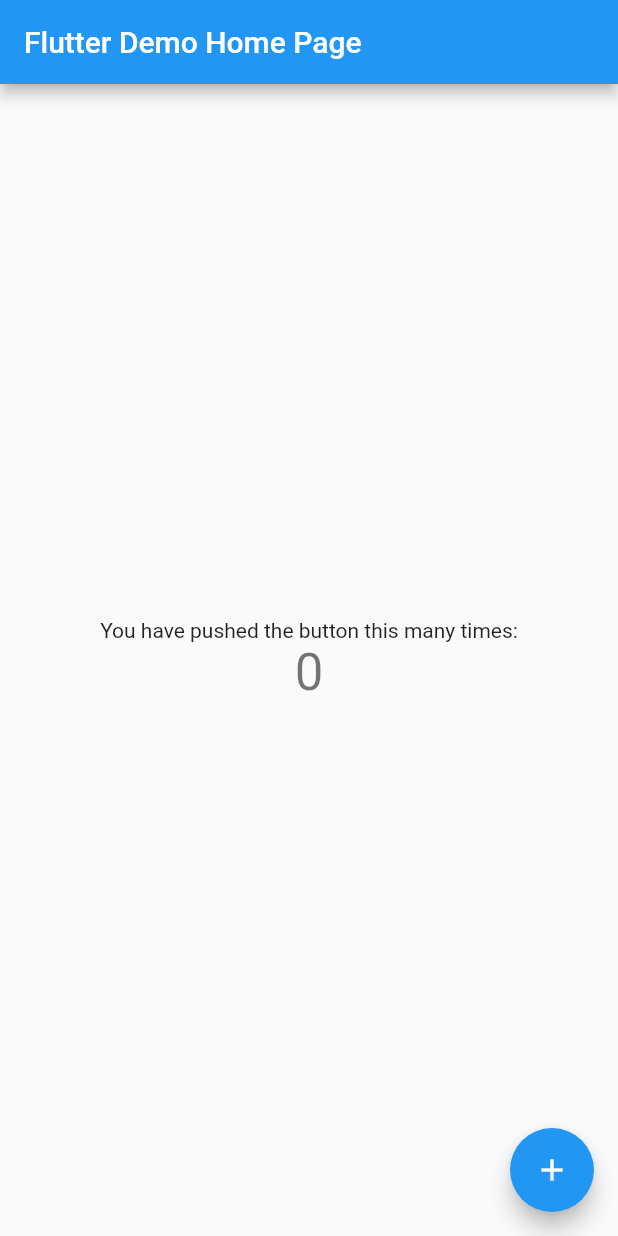
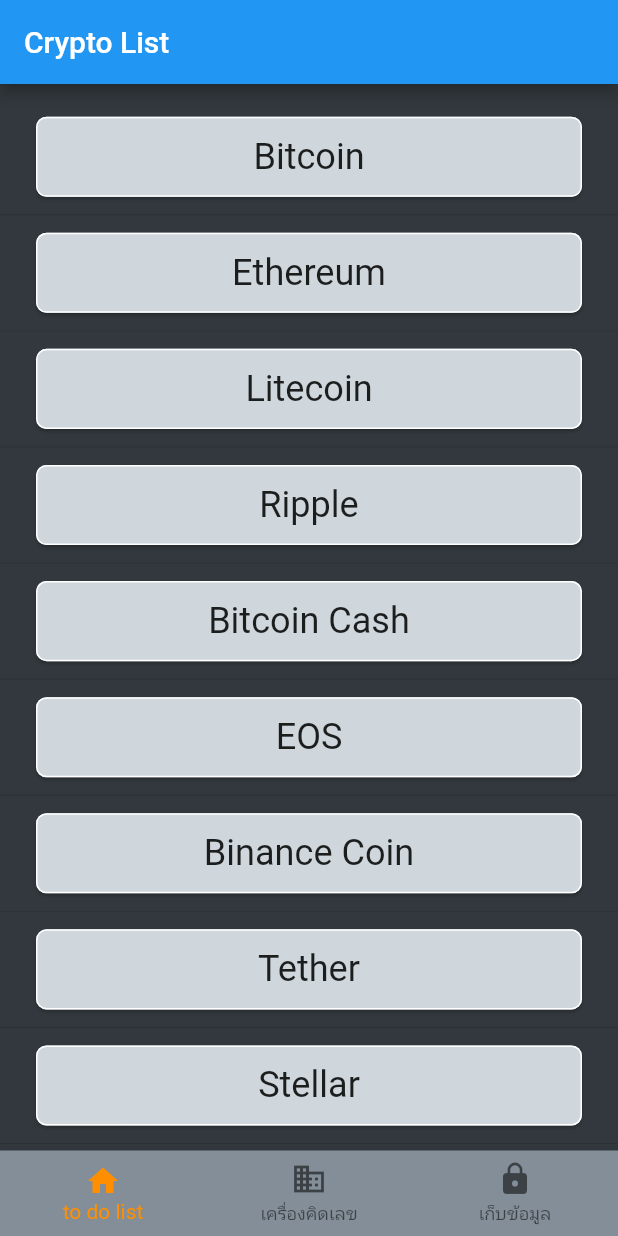
Before and after one commit to unikonkon/Flutter_ToDoList_and_Other, a Flutter app: the screen it shows after launch, on a phone screen of 412 x 824 dp. Run offline on Flutter 3.47's test engine with Material 2 defaults, Android fonts, the phone set to English and light mode, and no system bars; our stand-ins replace flutter_screenutil.

Commit message:
add todolist

```diff
--- /dev/null
+++ b/lib/app/app.dart
@@ -0,0 +1,28 @@
+import 'package:flutter/material.dart';
+import 'package:flutter_app_todolist/bottombar/bottombar.dart';
+import 'package:flutter_screenutil/flutter_screenutil.dart';
+
+class App extends StatefulWidget {
+  const App({super.key});
+
+  @override
+  State<App> createState() => _AppState();
+}
+
+class _AppState extends State<App> {
+  @override
+  Widget build(BuildContext context) {
+    return ScreenUtilInit(
+        designSize: const Size(428, 926),
+        builder: (context, child) {
+          return MaterialApp(
+            title: 'Flutter Demo',
+            theme: ThemeData(
+              backgroundColor: Color.fromARGB(255, 175, 185, 188),
+              scaffoldBackgroundColor: Color.fromARGB(255, 50, 56, 61),
+            ),
+            home: MyBottomBar(),
+          );
+        });
+  }
+}
--- /dev/null
+++ b/lib/bottombar/bottombar.dart
@@ -0,0 +1,85 @@
+import 'dart:io';
+
+import 'package:flutter/material.dart';
+import 'package:flutter_app_todolist/todolist/todolist.dart';
+
+class MyBottomBar extends StatefulWidget {
+  const MyBottomBar({super.key});
+
+  @override
+  _MyBottomBarState createState() => _MyBottomBarState();
+  // static Route route() {
+  //   if (Platform.isAndroid) {
+  //     // Android-specific code
+  //     return PageTransition<void>(
+  //       type: PageTransitionType.rightToLeft,
+  //       child: MyBottomBar(),
+  //     );
+  //   } else {
+  //     // iOS-specific code
+  //     return MaterialPageRoute<void>(
+  //       builder: (_) => MyBottomBar(),
+  //     );
+  //   }
+  // }
+}
+
+class _MyBottomBarState extends State<MyBottomBar> {
+  int _selectedIndex = 0;
+  static const TextStyle optionStyle =
+      TextStyle(fontSize: 30, fontWeight: FontWeight.bold);
+  static List<Widget> _widgetOptions = <Widget>[
+    ToDoList(),
+    Text(
+      'Business',
+      style: optionStyle,
+    ),
+    Text(
+      'Busisdsdsness',
+      style: optionStyle,
+    ),
+  ];
+
+  void _onItemTapped(int index) {
+    setState(() {
+      _selectedIndex = index;
+    });
+  }
+
+  @override
+  Widget build(BuildContext context) {
+    return Scaffold(
+      // appBar: AppBar(
+      //     title: Text(
+      //           '',
+      //           style: Theme.of(context).textTheme.titleLarge,
+      //         ),
+      //         backgroundColor: Colors.transparent,
+      //     ),
+      body: Center(
+        //  child: _widgetOptions[_selectedIndex],
+        child: _widgetOptions.elementAt(_selectedIndex),
+      ),
+      bottomNavigationBar: BottomNavigationBar(
+        items: const <BottomNavigationBarItem>[
+          BottomNavigationBarItem(
+            icon: Icon(Icons.home),
+            label: 'to do list',
+          ),
+          BottomNavigationBarItem(
+            icon: Icon(Icons.business),
+            label: 'เครื่องคิดเลข',
+          ),
+          BottomNavigationBarItem(
+            icon: Icon(Icons.lock),
+            label: 'เก็บข้อมูล',
+          ),
+        ],
+        currentIndex: _selectedIndex,
+        selectedItemColor: Colors.amber[800],
+        onTap: _onItemTapped,
+        backgroundColor: Color.fromARGB(255, 131, 142, 152),
+      ),
+    );
+  }
+}
--- a/lib/main.dart
+++ b/lib/main.dart
@@ -1,115 +1,7 @@
 import 'package:flutter/material.dart';
 
+import 'app/app.dart';
+
 void main() {
-  runApp(const MyApp());
+  runApp(const App());
 }
-
-class MyApp extends StatelessWidget {
-  const MyApp({super.key});
-
-  // This widget is the root of your application.
-  @override
-  Widget build(BuildContext context) {
-    return MaterialApp(
-      title: 'Flutter Demo',
-      theme: ThemeData(
-        // This is the theme of your application.
-        //
-        // Try running your application with "flutter run". You'll see the
-        // application has a blue toolbar. Then, without quitting the app, try
-        // changing the primarySwatch below to Colors.green and then invoke
-        // "hot reload" (press "r" in the console where you ran "flutter run",
-        // or simply save your changes to "hot reload" in a Flutter IDE).
-        // Notice that the counter didn't reset back to zero; the application
-        // is not restarted.
-        primarySwatch: Colors.blue,
-      ),
-      home: const MyHomePage(title: 'Flutter Demo Home Page'),
-    );
-  }
-}
-
-class MyHomePage extends StatefulWidget {
-  const MyHomePage({super.key, required this.title});
-
-  // This widget is the home page of your application. It is stateful, meaning
-  // that it has a State object (defined below) that contains fields that affect
-  // how it looks.
-
-  // This class is the configuration for the state. It holds the values (in this
-  // case the title) provided by the parent (in this case the App widget) and
-  // used by the build method of the State. Fields in a Widget subclass are
-  // always marked "final".
-
-  final String title;
-
-  @override
-  State<MyHomePage> createState() => _MyHomePageState();
-}
-
-class _MyHomePageState extends State<MyHomePage> {
-  int _counter = 0;
-
-  void _incrementCounter() {
-    setState(() {
-      // This call to setState tells the Flutter framework that something has
-      // changed in this State, which causes it to rerun the build method below
-      // so that the display can reflect the updated values. If we changed
-      // _counter without calling setState(), then the build method would not be
-      // called again, and so nothing would appear to happen.
-      _counter++;
-    });
-  }
-
-  @override
-  Widget build(BuildContext context) {
-    // This method is rerun every time setState is called, for instance as done
-    // by the _incrementCounter method above.
-    //
-    // The Flutter framework has been optimized to make rerunning build methods
-    // fast, so that you can just rebuild anything that needs updating rather
-    // than having to individually change instances of widgets.
-    return Scaffold(
-      appBar: AppBar(
-        // Here we take the value from the MyHomePage object that was created by
-        // the App.build method, and use it to set our appbar title.
-        title: Text(widget.title),
-      ),
-      body: Center(
-        // Center is a layout widget. It takes a single child and positions it
-        // in the middle of the parent.
-        child: Column(
-          // Column is also a layout widget. It takes a list of children and
-          // arranges them vertically. By default, it sizes itself to fit its
-          // children horizontally, and tries to be as tall as its parent.
-          //
-          // Invoke "debug painting" (press "p" in the console, choose the
-          // "Toggle Debug Paint" action from the Flutter Inspector in Android
-          // Studio, or the "Toggle Debug Paint" command in Visual Studio Code)
-          // to see the wireframe for each widget.
-          //
-          // Column has various properties to control how it sizes itself and
-          // how it positions its children. Here we use mainAxisAlignment to
-          // center the children vertically; the main axis here is the vertical
-          // axis because Columns are vertical (the cross axis would be
-          // horizontal).
-          mainAxisAlignment: MainAxisAlignment.center,
-          children: <Widget>[
-            const Text(
-              'You have pushed the button this many times:',
-            ),
-            Text(
-              '$_counter',
-              style: Theme.of(context).textTheme.headline4,
-            ),
-          ],
-        ),
-      ),
-      floatingActionButton: FloatingActionButton(
-        onPressed: _incrementCounter,
-        tooltip: 'Increment',
-        child: const Icon(Icons.add),
-      ), // This trailing comma makes auto-formatting nicer for build methods.
-    );
-  }
-}
--- /dev/null
+++ b/lib/todolist/todolist.dart
@@ -0,0 +1,60 @@
+import 'package:flutter/material.dart';
+import 'package:flutter_screenutil/flutter_screenutil.dart';
+
+class ToDoList extends StatelessWidget {
+  final List<String> cryptoNames = [
+    "Bitcoin",
+    "Ethereum",
+    "Litecoin",
+    "Ripple",
+    "Bitcoin Cash",
+    "EOS",
+    "Binance Coin",
+    "Tether",
+    "Stellar",
+    "Cardano",
+    "Atom",
+    "Doge",
+    "Band"
+  ];
+
+  @override
+  Widget build(BuildContext context) {
+    return Scaffold(
+      appBar: AppBar(
+        title: Text("Crypto List"),
+      ),
+      body: Padding(
+        padding: EdgeInsets.only(top: 20.h),
+        child: ListView.separated(
+          separatorBuilder: (context, index) => Divider(),
+          itemCount: cryptoNames.length,
+          itemBuilder: (BuildContext context, int index) {
+            return Padding(
+              padding: const EdgeInsets.only(right: 20, left: 20),
+              child: Card(
+                color: Color.fromARGB(255, 207, 215, 221),
+                shape: RoundedRectangleBorder(
+                    side: BorderSide(
+                        color: Theme.of(context).colorScheme.outline),
+                    borderRadius: const BorderRadius.all(Radius.circular(7))),
+                child: SizedBox(
+                  height: 60.h,
+                  child: Column(
+                    mainAxisAlignment: MainAxisAlignment.center,
+                    children: [
+                      Text(
+                        cryptoNames[index],
+                        style: TextStyle(fontSize: 25.sp),
+                      ),
+                    ],
+                  ),
+                ),
+              ),
+            );
+          },
+        ),
+      ),
+    );
+  }
+}
--- a/pubspec.yaml
+++ b/pubspec.yaml
@@ -36,6 +36,7 @@
   # The following adds the Cupertino Icons font to your application.
   # Use with the CupertinoIcons class for iOS style icons.
   cupertino_icons: ^1.0.2
+  flutter_screenutil: ^5.6.0
 
 dev_dependencies:
   flutter_test:
```
Also changed, not shown: pubspec.lock, 1 other file.
